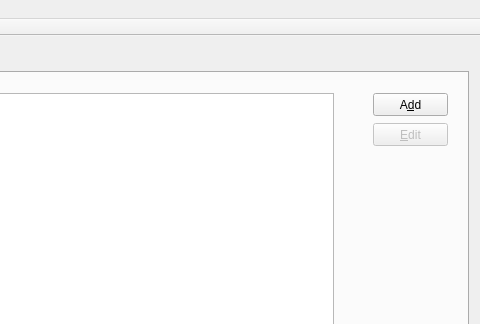
martin-kudlicka/virtual-desktop-manager, file source/mainwindow.ui: the form before one commit; both pictures show x 320 to 800 and y 0 to 324 of the 800 by 600 pixel window.
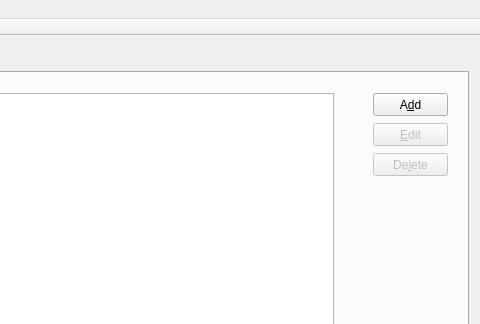
The form after the commit.

Commit message: + delete rule button

```diff
--- a/source/mainwindow.ui
+++ b/source/mainwindow.ui
@@ -104,6 +104,22 @@
          <string>&amp;Edit</string>
         </property>
        </widget>
+       <widget class="QPushButton" name="deleteRuleButton">
+        <property name="enabled">
+         <bool>false</bool>
+        </property>
+        <property name="geometry">
+         <rect>
+          <x>680</x>
+          <y>80</y>
+          <width>75</width>
+          <height>23</height>
+         </rect>
+        </property>
+        <property name="text">
+         <string>De&amp;lete</string>
+        </property>
+       </widget>
       </widget>
      </widget>
     </item>
```
The commit also changes 1 other file.
